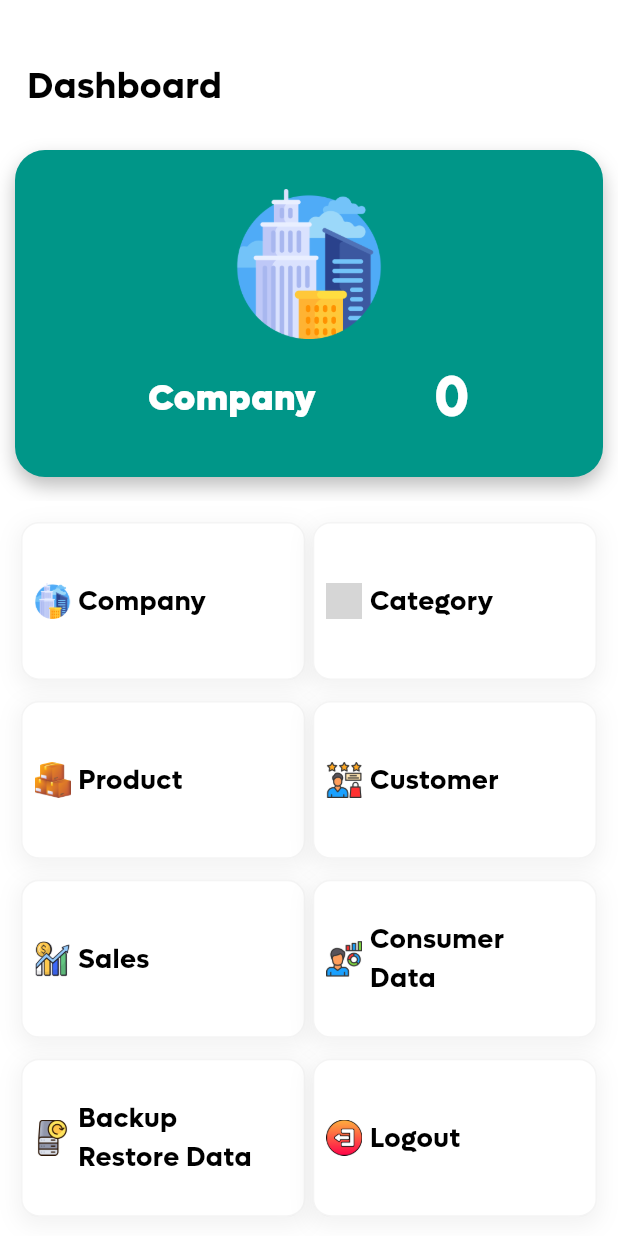
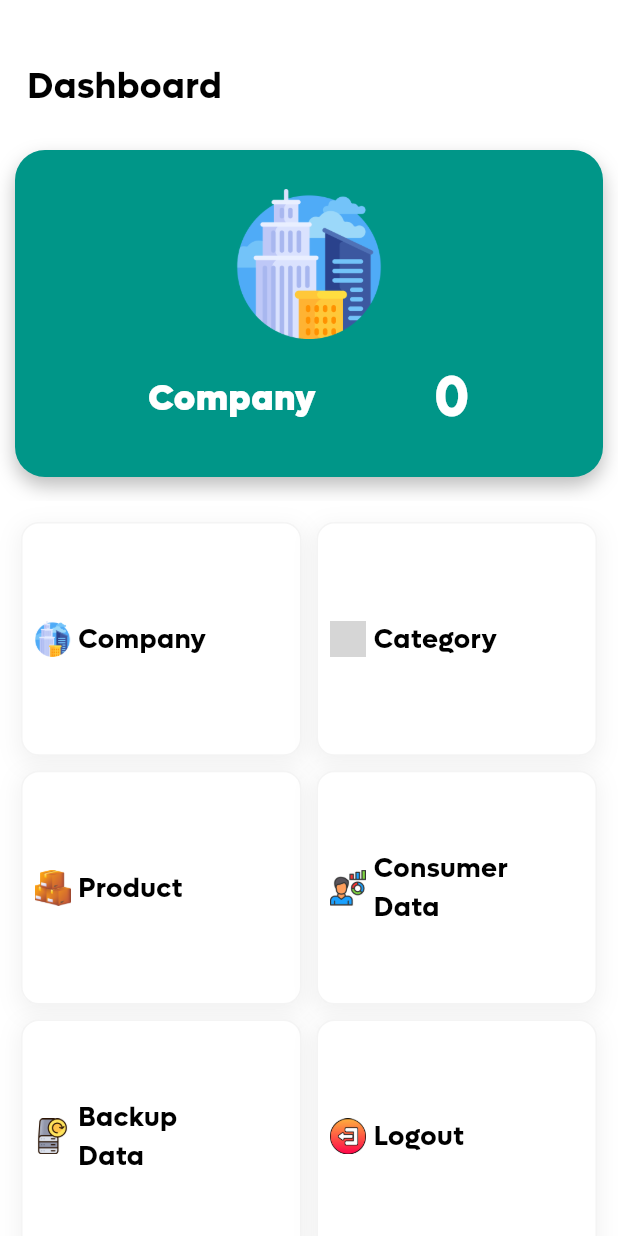
Before and after one commit to hasooDev/munshi_sohail_auto, a Flutter app: the AdminScreen screen opened by its route, on a phone screen of 412 x 824 dp. Run offline on Flutter 3.47's test engine with Material 3 defaults, Android fonts, the phone set to English and light mode, and no system bars; our stand-ins replace carousel_slider, file_picker, flutter_animate, flutter_spinkit, get, image_picker and 6 more; missing offline and left inert: device_frame_plus; accounts and stored records are empty; project files that could hold a hidden picture were left out; grey boxes are pictures that could not be loaded.

Commit message:
updated the issue of the restore images issue

```diff
--- a/lib/features/screen/admin/admin_screen.dart
+++ b/lib/features/screen/admin/admin_screen.dart
@@ -98,16 +98,16 @@ class _AdminScreenState extends State<AdminScreen> {
                         number: productController.productList.length,
                         iconPath: AppIcons.colorProduct,
                       ),
-                      GridItem(
-                        title: 'Customer',
-                        number: 0,
-                        iconPath: AppIcons.colorCustomer,
-                      ),
-                      GridItem(
-                        title: 'Sales',
-                        number: 0,
-                        iconPath: AppIcons.colorSales,
-                      ),
+                      // GridItem(
+                      //   title: 'Customer',
+                      //   number: 0,
+                      //   iconPath: AppIcons.colorCustomer,
+                      // ),
+                      // GridItem(
+                      //   title: 'Sales',
+                      //   number: 0,
+                      //   iconPath: AppIcons.colorSales,
+                      // ),
                       GridItem(
                         title: 'Consumer Data',
                         number: consumerController.consumerList.length,
--- a/lib/features/screen/admin/dash_screen/back_restore.dart
+++ b/lib/features/screen/admin/dash_screen/back_restore.dart
@@ -214,6 +214,7 @@ class _BackUpState extends State<BackUp> {
               onTap: () async {
                 await requestStoragePermission();
                 await SQLiteBackupHelper.restoreDatabase(dbName: dbName);
+
               },
               color: Colors.blue,
             ),
--- a/lib/features/screen/auth/splash_screen.dart
+++ b/lib/features/screen/auth/splash_screen.dart
@@ -41,9 +41,12 @@ class SplashScreen extends StatelessWidget {
                               ).animate()
                   .fadeIn(duration: 4500.ms),
                       AppText(
+
                         text: AppStrings.appName,
                         color: Colors.white,
-                        fontSize: 35,
+                        fontSize: 30,
+                        textAlign: TextAlign.center,
+
                         fontWeight: FontWeight.w900,
                       ).animate().fadeIn(duration: 4500.ms),
                       SizedBox(height: 7),
--- a/lib/main.dart
+++ b/lib/main.dart
@@ -6,9 +6,14 @@ import 'package:sohail_auto/munshi_sohail_auto.dart';
 import 'package:sohail_auto/services/database_helper.dart';
 import 'package:sohail_auto/utility/request_permission_handler.dart';
 import 'package:sohail_auto/utility/storage_services.dart';
+import 'package:supabase_flutter/supabase_flutter.dart';
 
 void main() async {
   WidgetsFlutterBinding.ensureInitialized();
+  // await Supabase.initialize(
+  //   url: 'https://otuhpjdrkrabymmdyusl.supabase.co',
+  //   anonKey: 'eyJhbGciOiJIUzI1NiIsInR5cCI6IkpXVCJ9.eyJpc3MiOiJzdXBhYmFzZSIsInJlZiI6Im90dWhwamRya3JhYnltbWR5dXNsIiwicm9sZSI6ImFub24iLCJpYXQiOjE3NjA4NzYyNjcsImV4cCI6MjA3NjQ1MjI2N30.M2nCwWArlGhmvqmB2sFDDeOrUhaNl4WuVkBY611HL-A',
+  // );
   await requestStoragePermission();
   final storageService = await StorageService().init();
   Get.put(storageService);
--- a/lib/widgets/admin_item_card.dart
+++ b/lib/widgets/admin_item_card.dart
@@ -29,23 +29,23 @@ class AdminItemCard extends StatelessWidget {
         "iconPath": AppIcons.colorProduct,
         "onTap": () => Get.toNamed(AppRoutes.product),
       },
-      {
-        "title": "Customer",
-        "iconPath": AppIcons.colorCustomer,
-        "onTap": () => Get.toNamed(AppRoutes.customer),
-      },
-      {
-        "title": "Sales",
-        "iconPath": AppIcons.colorSales,
-        "onTap": () => Get.toNamed(AppRoutes.sales),
-      },
+      // {
+      //   "title": "Customer",
+      //   "iconPath": AppIcons.colorCustomer,
+      //   "onTap": () => Get.toNamed(AppRoutes.customer),
+      // },
+      // {
+      //   "title": "Sales",
+      //   "iconPath": AppIcons.colorSales,
+      //   "onTap": () => Get.toNamed(AppRoutes.sales),
+      // },
       {
         "title": "Consumer\nData",
         "iconPath": AppIcons.colorClient,
         "onTap": () => Get.toNamed(AppRoutes.clientData),
       },
       {
-        "title": "Backup\nRestore Data",
+        "title": "Backup\nData",
         "iconPath": AppIcons.colorBackup,
         "onTap": () => Get.toNamed(AppRoutes.backup),
       },
@@ -62,9 +62,9 @@ class AdminItemCard extends StatelessWidget {
       padding: const EdgeInsets.all(14),
       gridDelegate: const SliverGridDelegateWithFixedCrossAxisCount(
         crossAxisCount: 2,
-        crossAxisSpacing: 5,
-        mainAxisSpacing: 14,
-        childAspectRatio: 1.8,
+        crossAxisSpacing: 10,
+        mainAxisSpacing: 10,
+        childAspectRatio: 1.2,
       ),
       itemCount: items.length,
       itemBuilder: (context, index) {
```
Also changed, not shown: lib/features/screen/admin/dash_screen/category.dart (+9 -0 lines), lib/services/sql_lite_backup_helper.dart (+123 -57 lines), lib/utility/app_class.dart (+15 -0 lines).
